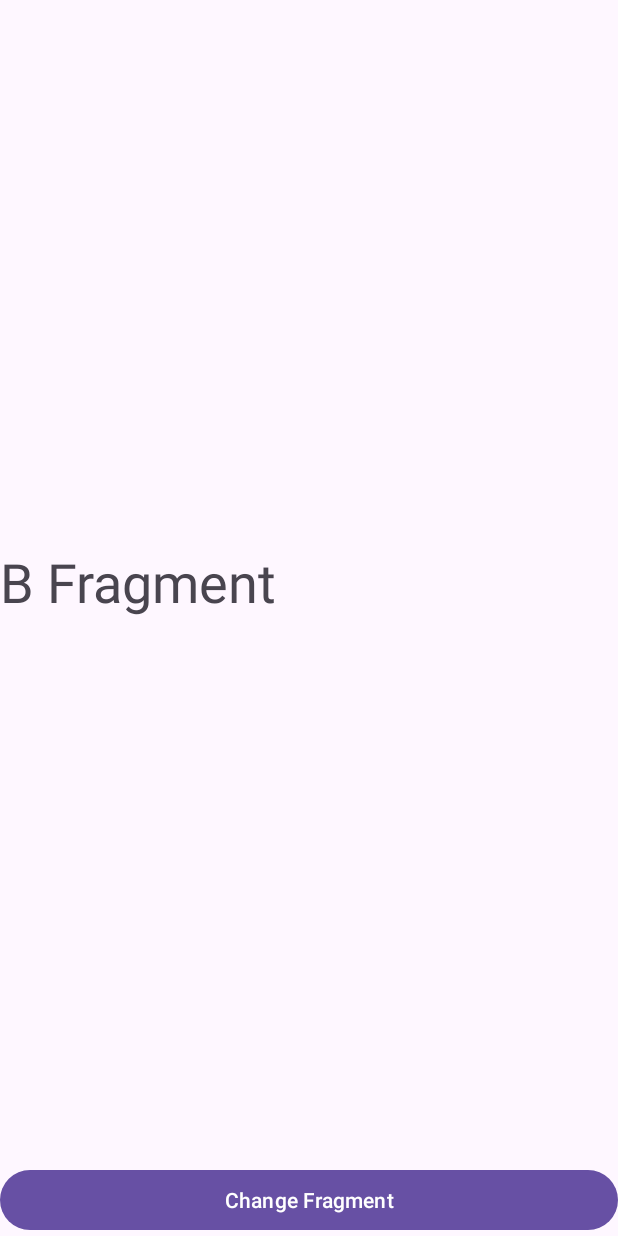
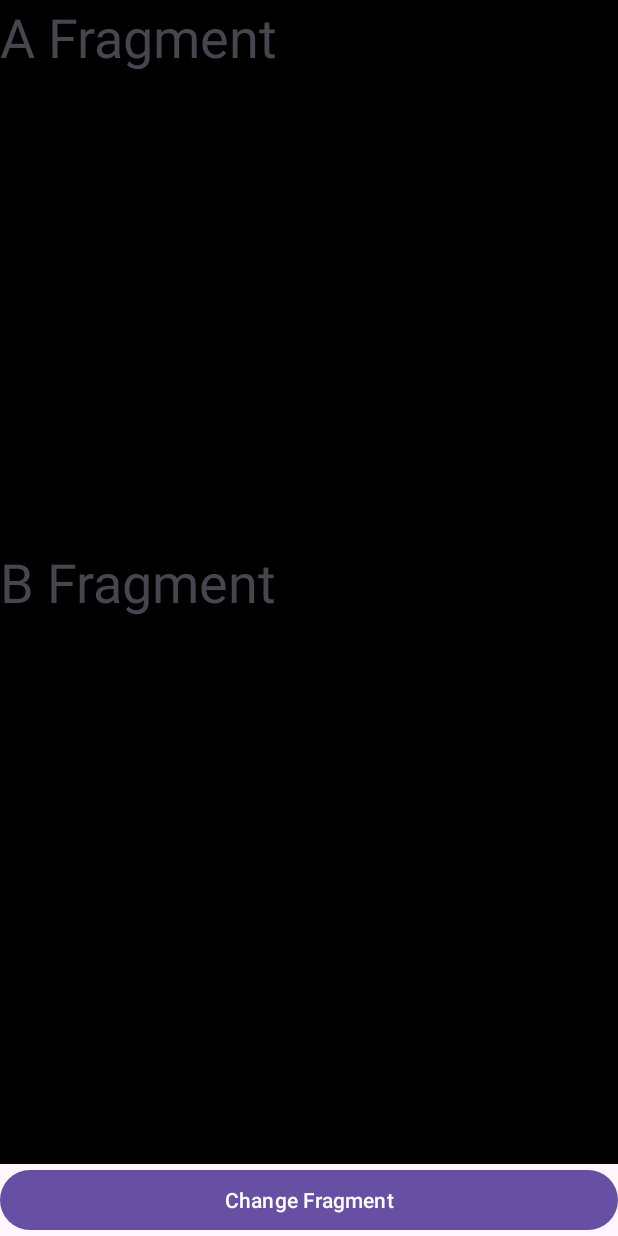
Before and after one commit to HanJunKwon/FragmentTransitionSample, an Android app: the screen it shows after launch (MainActivity), after a tap on "Change Fragment", on a phone screen of 412 x 824 dp. Run offline under Robolectric (Android 15) with nearby library versions, the phone set to English and light mode, and no system bars.

Commit message:
애니메이션 프레임워크 예제 add()로 변경

```diff
--- a/app/src/main/java/com/example/fragmenttransitionsample/MainActivity.kt
+++ b/app/src/main/java/com/example/fragmenttransitionsample/MainActivity.kt
@@ -29,7 +29,7 @@ class MainActivity : AppCompatActivity() {
                 R.anim.fade_in,
                 R.anim.slide_out
             )
-            .replace(R.id.fl_fragment_wrapper, fragment)        // replace() 메소드를 사용하면 결과가 다를까?
+            .add(R.id.fl_fragment_wrapper, fragment)        // replace() 메소드를 사용하면 결과가 다를까?
             .addToBackStack(null)
             .commit()
     }
```
